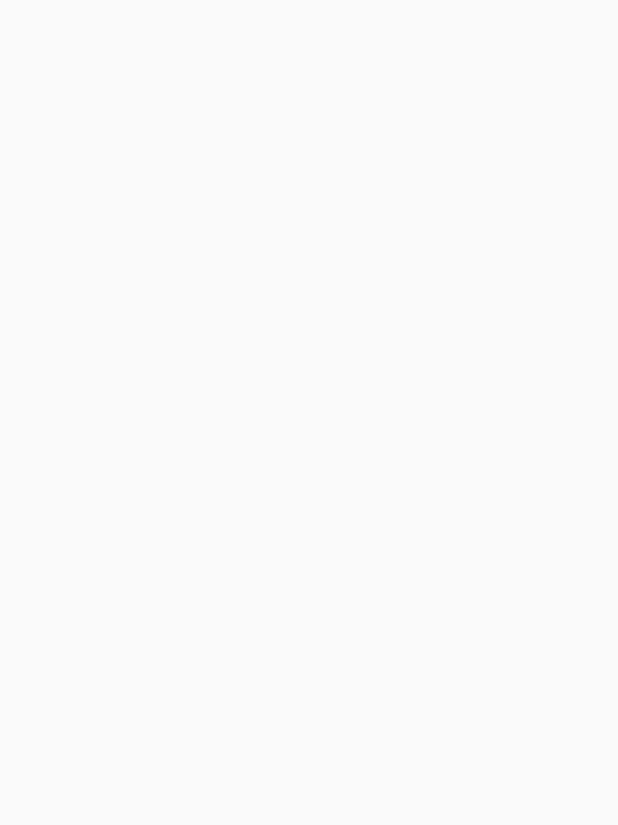
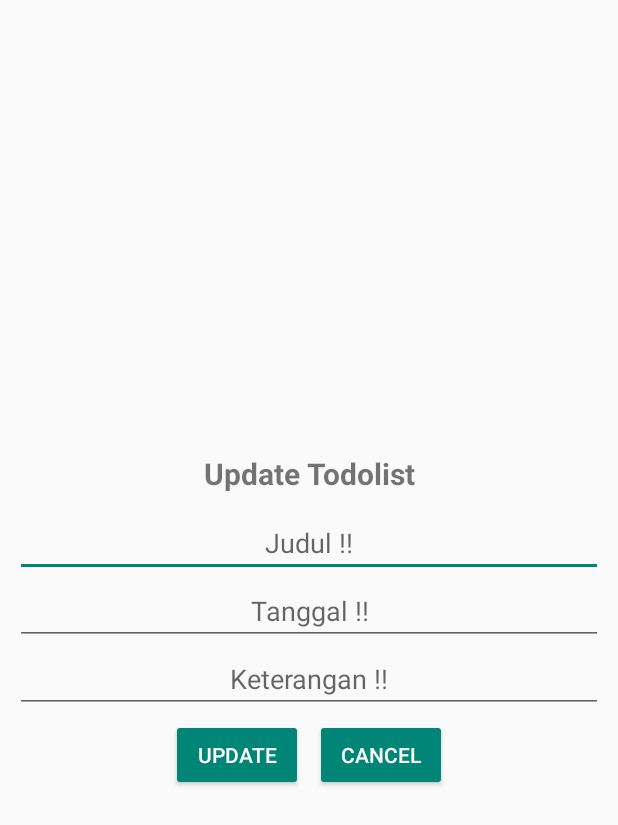
Before and after one commit to muhamadAzis32/PPB1-UAS-KELOMPOK6, an Android app: the UpdateActivity screen opened directly, with no data from a screen before it, on a phone screen of 412 x 824 dp. Before the commit the part shown is empty. Shown: the top 825 px of the screen. Run offline under Robolectric (Android 15) with nearby library versions, the phone set to English and light mode, and no system bars.

Commit message:
add update & cancel
Menambahkan fungsi update dan delete pada todolist

```diff
--- a/app/src/main/java/com/example/learningapp1/DBAdapter.kt
+++ b/app/src/main/java/com/example/learningapp1/DBAdapter.kt
@@ -37,6 +37,16 @@ class DBAdapter(private val listDataku: ArrayList<DBModel>): RecyclerView.Adapte
             notifyDataSetChanged()
         }
 
+        holder.btnupdate.setOnClickListener {
+            val pindahUpdAc = Intent(holder.itemView.context, UpdateActivity::class.java)
+            val bundle = Bundle()
+            bundle.putString("judulk", dataku.judul)
+            bundle.putString("tanggalk", dataku.tanggal)
+            bundle.putString("keterangank", dataku.keterangan)
+
+            pindahUpdAc.putExtras(bundle)
+            holder.itemView.context.startActivity(pindahUpdAc)
+        }
 
     }
 
--- a/app/src/main/java/com/example/learningapp1/UpdateActivity.kt
+++ b/app/src/main/java/com/example/learningapp1/UpdateActivity.kt
@@ -1,11 +1,48 @@
 package com.example.learningapp1
 
+import android.content.Intent
 import androidx.appcompat.app.AppCompatActivity
 import android.os.Bundle
+import android.view.View
+import android.widget.EditText
 
 class UpdateActivity : AppCompatActivity() {
+
+    lateinit var todoDBHelper2: DBHelper2
+    lateinit var inputJudul: EditText
+    lateinit var inputTanggal: EditText
+    lateinit var inputKeterangan: EditText
+
     override fun onCreate(savedInstanceState: Bundle?) {
         super.onCreate(savedInstanceState)
         setContentView(R.layout.activity_update)
+
+        inputJudul = findViewById(R.id.input_judulu)
+        inputTanggal = findViewById(R.id.input_tanggalu)
+        inputKeterangan = findViewById(R.id.input_keteranganu)
+        todoDBHelper2 = DBHelper2(this)
+
+        val bundle = intent.extras
+        if (bundle!=null){
+            inputJudul.setText(bundle.getString("judulk"))
+            inputTanggal.setText(bundle.getString("tanggalk"))
+            inputKeterangan.setText(bundle.getString("keterangank"))
+        }
     }
+
+    fun updateData(v: View){
+        var judulin = inputJudul.text.toString()
+        var tanggalin = inputTanggal.text.toString()
+        var keteranganin = inputKeterangan.text.toString()
+
+        todoDBHelper2.updateData(judulin, tanggalin, keteranganin)
+        var pindah = Intent(this, RvDbActivity::class.java)
+        startActivity(pindah)
+    }
+
+    fun cancelData(v: View){
+        var pindah = Intent(this, RvDbActivity::class.java)
+        startActivity(pindah)
+    }
+
 }
--- a/app/src/main/res/layout/activity_update.xml
+++ b/app/src/main/res/layout/activity_update.xml
@@ -1,9 +1,53 @@
 <?xml version="1.0" encoding="utf-8"?>
-<androidx.constraintlayout.widget.ConstraintLayout xmlns:android="http://schemas.android.com/apk/res/android"
+<LinearLayout xmlns:android="http://schemas.android.com/apk/res/android"
     xmlns:app="http://schemas.android.com/apk/res-auto"
     xmlns:tools="http://schemas.android.com/tools"
     android:layout_width="match_parent"
     android:layout_height="match_parent"
+    android:orientation="vertical"
+    android:gravity="center_vertical"
     tools:context=".UpdateActivity">
 
-</androidx.constraintlayout.widget.ConstraintLayout>
+    <TextView
+        android:layout_width="match_parent"
+        android:layout_height="wrap_content"
+        android:text="Update Todolist"
+        android:textSize="20sp"
+        android:textAlignment="center"
+        android:gravity="center_horizontal"
+        android:layout_margin="10dp"
+        android:textStyle="bold"/>
+    <EditText
+        style="@style/edit_text"
+        android:id="@+id/input_judulu"
+        android:hint="Judul !!"
+        />
+    <EditText
+        style="@style/edit_text"
+        android:id="@+id/input_tanggalu"
+        android:hint="Tanggal !!"/>
+    <EditText
+        style="@style/edit_text"
+        android:id="@+id/input_keteranganu"
+        android:hint="Keterangan !!"/>
+
+    <LinearLayout
+        android:layout_width="match_parent"
+        android:layout_height="wrap_content"
+        android:orientation="horizontal"
+        android:gravity="center">
+        <Button
+            style="@style/btn_Style"
+            android:id="@+id/btn_updatecard"
+            android:text="update"
+            android:onClick="updateData"/>
+
+        <Button
+            android:id="@+id/cancel_button"
+            style="@style/btn_Style"
+            android:text="CANCEL"
+            android:onClick="cancelData"/>
+
+    </LinearLayout>
+
+</LinearLayout>
```
